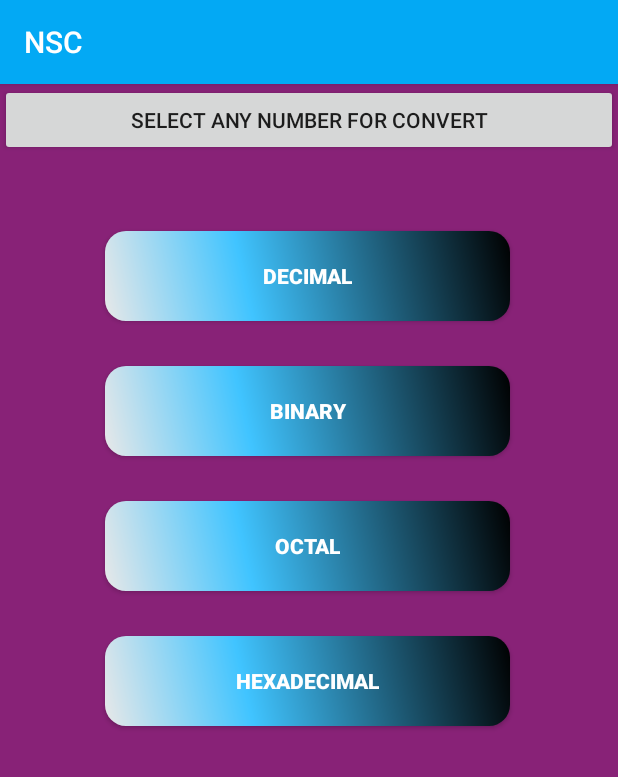
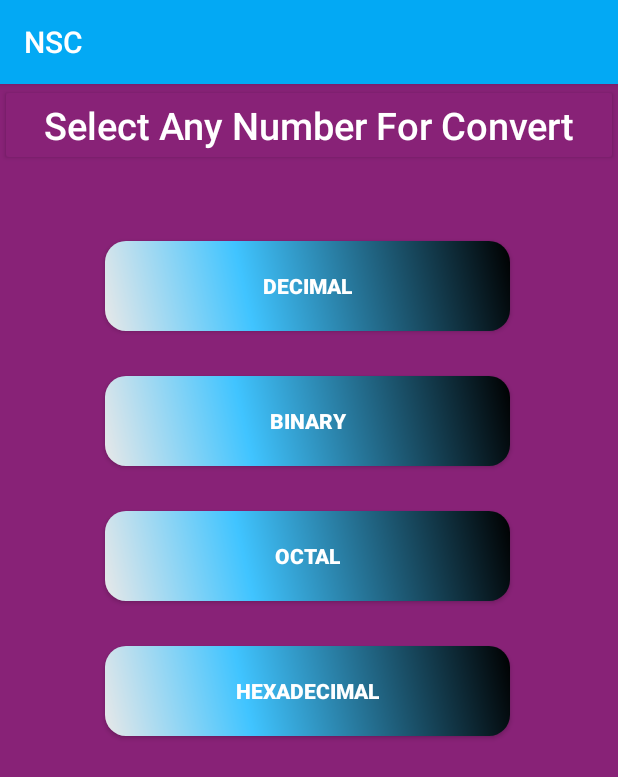
Before and after one commit to SkNoman/Number-System-Converter, an Android app: the Activity2 screen opened directly, with no data from a screen before it, on a phone screen of 412 x 824 dp. Shown: the top 777 px of the screen. Run offline under Robolectric (Android 15) with nearby library versions, the phone set to English and light mode, and no system bars.

Commit message:
Update activity_2.xml

```diff
--- a/app/src/main/res/layout/activity_2.xml
+++ b/app/src/main/res/layout/activity_2.xml
@@ -12,7 +12,10 @@
     <Button
         android:layout_width="match_parent"
         android:layout_height="wrap_content"
-
+        android:backgroundTint="#827"
+        android:textColor="#FFFF"
+        android:textAllCaps="false"
+        android:textSize="25sp"
         android:text="Select Any Number For Convert"
 
         />
```
